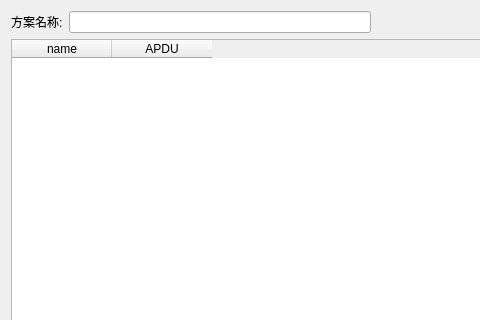
Above: UI_MessageCompose.ui from qwerttqq95/698_Special before the change; both pictures show x 0 to 480 and y 0 to 320 of the 769 by 553 pixel window. Below: the same form after it.
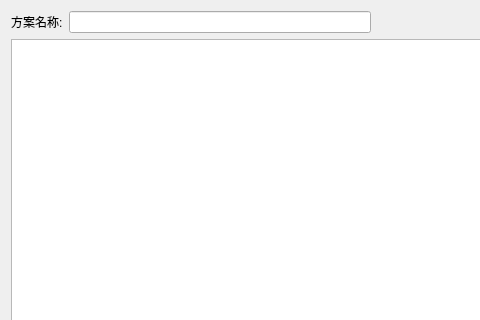
That is the form after the change.

```diff
--- a/UI_MessageCompose.ui
+++ b/UI_MessageCompose.ui
@@ -62,14 +62,14 @@
         <number>0</number>
        </property>
        <attribute name="horizontalHeaderVisible">
-        <bool>true</bool>
+        <bool>false</bool>
        </attribute>
        <attribute name="horizontalHeaderCascadingSectionResizes">
         <bool>false</bool>
        </attribute>
        <column>
         <property name="text">
-         <string>name</string>
+         <string>说明</string>
         </property>
         <property name="textAlignment">
          <set>AlignCenter</set>
```
